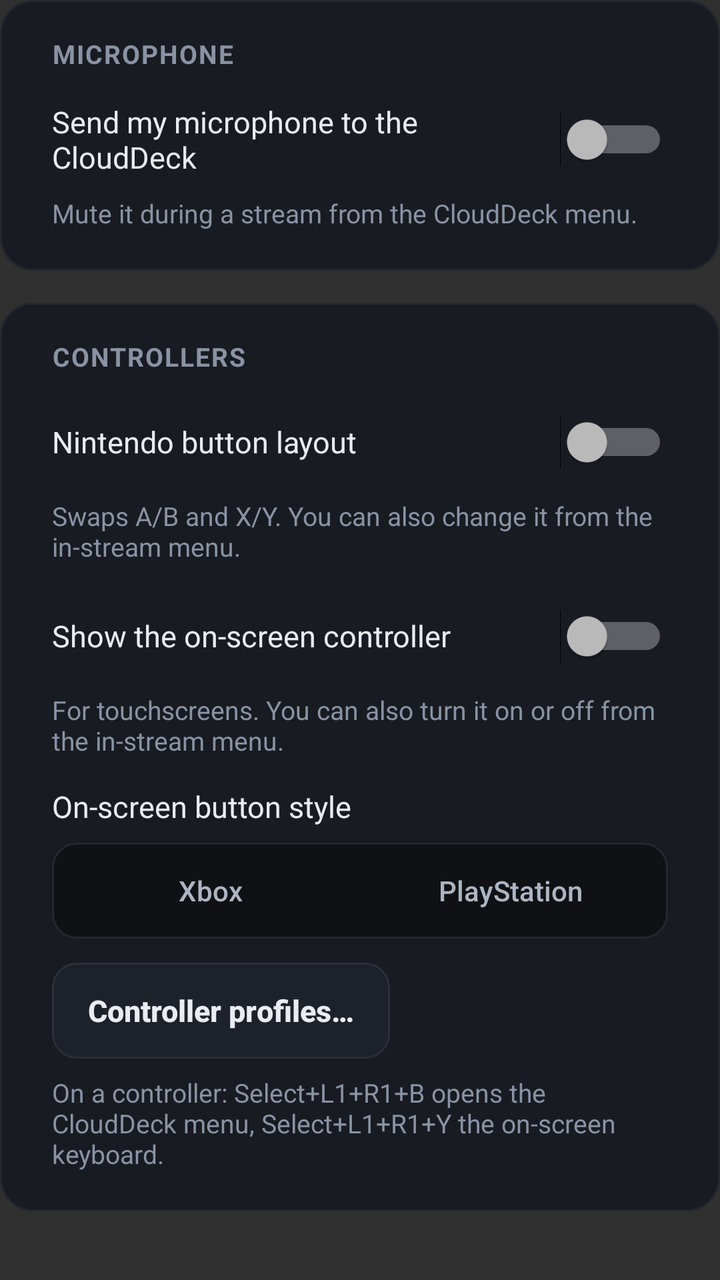
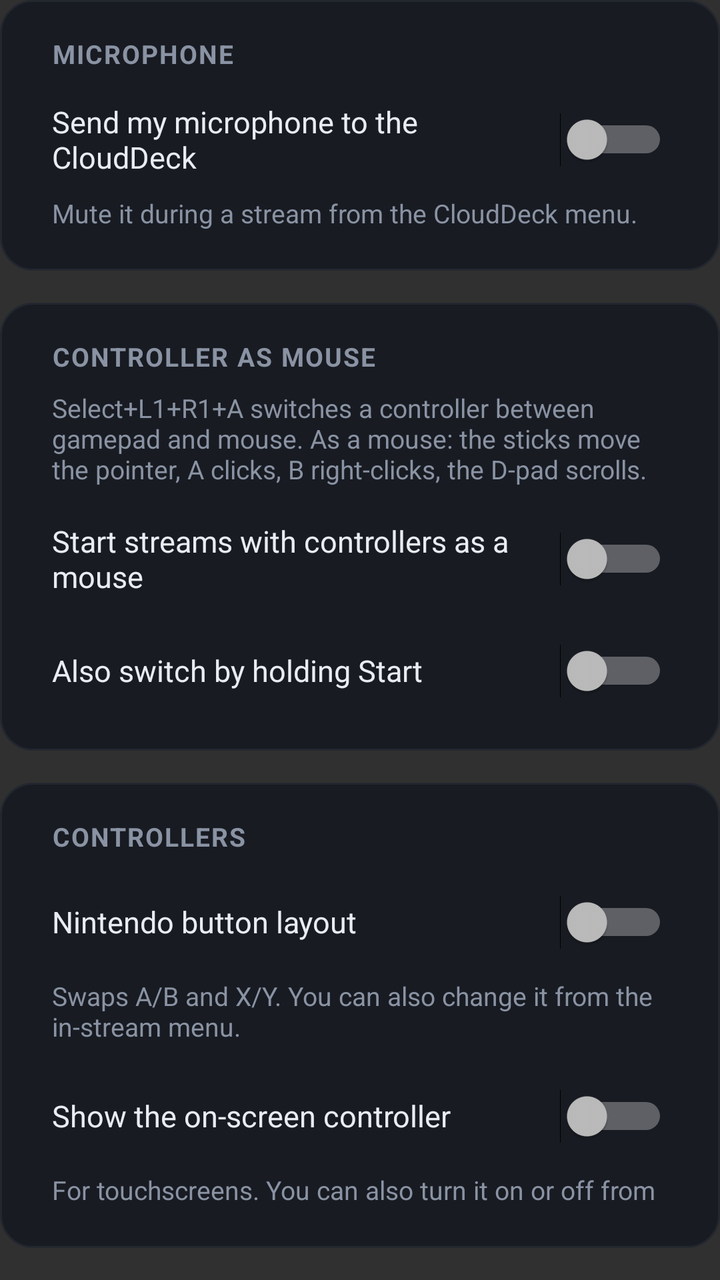

Two renders of the same Android screen: before a commit and after it. Below are the layout's source before the change and the commit's diff.
<!-- AndroidManifest.xml: application theme AppTheme -->
<!-- res/layout/cd_section_devices.xml -->
<?xml version="1.0" encoding="utf-8"?>
<LinearLayout xmlns:android="http://schemas.android.com/apk/res/android"
    android:layout_width="match_parent"
    android:layout_height="wrap_content"
    android:orientation="vertical">

    <LinearLayout style="@style/CdCard">
        <TextView style="@style/CdCardTitle" android:text="@string/cd_card_mic" />
        <Switch android:id="@+id/cd_mic" style="@style/CdSwitchRow" android:text="@string/cd_mic" />
        <TextView style="@style/CdHint" android:text="@string/cd_mic_hint" />
    </LinearLayout>

    <LinearLayout style="@style/CdCard">
        <TextView style="@style/CdCardTitle" android:text="@string/cd_card_controllers" />
        <Switch android:id="@+id/cd_nintendo" style="@style/CdSwitchRow" android:text="@string/cd_nintendo" />
        <TextView style="@style/CdHint" android:text="@string/cd_nintendo_hint" />
        <Switch android:id="@+id/cd_osc" style="@style/CdSwitchRow" android:text="@string/cd_osc_show" />
        <TextView style="@style/CdHint" android:text="@string/cd_osc_show_hint" />
        <TextView style="@style/CdBody" android:paddingTop="6dp" android:text="@string/cd_osc_style" />
        <LinearLayout
            style="@style/CdSegmentTrack"
            android:layout_marginStart="14dp"
            android:layout_marginEnd="14dp"
            android:layout_marginBottom="12dp">
            <Button android:id="@+id/cd_osc_xbox" style="@style/CdSegment" android:text="@string/cd_style_xbox" />
            <Button android:id="@+id/cd_osc_ps" style="@style/CdSegment" android:text="@string/cd_style_playstation" />
        </LinearLayout>
        <Button
            android:id="@+id/cd_controllers"
            style="@style/CdButton"
            android:layout_marginStart="14dp"
            android:layout_marginBottom="8dp"
            android:text="@string/cd_controllers_more" />
        <TextView style="@style/CdHint" android:text="@string/cd_combo_hint" />
    </LinearLayout>
</LinearLayout>
<!-- resources referenced by this layout -->
<resources>
  <string name="cd_card_controllers">Controllers</string>
  <string name="cd_card_mic">Microphone</string>
  <string name="cd_combo_hint">On a controller: Select+L1+R1+B opens the CloudDeck menu, Select+L1+R1+Y the on-screen keyboard.</string>
  <string name="cd_controllers_more">Controller profiles…</string>
  <string name="cd_mic">Send my microphone to the CloudDeck</string>
  <string name="cd_mic_hint">Mute it during a stream from the CloudDeck menu.</string>
  <string name="cd_nintendo">Nintendo button layout</string>
  <string name="cd_nintendo_hint">Swaps A/B and X/Y. You can also change it from the in-stream menu.</string>
  <string name="cd_osc_show">Show the on-screen controller</string>
  <string name="cd_osc_show_hint">For touchscreens. You can also turn it on or off from the in-stream menu.</string>
  <string name="cd_osc_style">On-screen button style</string>
  <string name="cd_style_playstation">PlayStation</string>
  <string name="cd_style_xbox">Xbox</string>
  <style name="CdBody" parent="CdHint">
          <item name="android:textColor">@color/cd_text</item>
          <item name="android:textSize">15sp</item>
      </style>
  <style name="CdCard">
          <item name="android:layout_width">match_parent</item>
          <item name="android:layout_height">wrap_content</item>
          <item name="android:layout_marginBottom">16dp</item>
          <item name="android:orientation">vertical</item>
          <item name="android:padding">12dp</item>
          <item name="android:background">@drawable/cd_bg_card</item>
      </style>
  <style name="CdHint">
          <item name="android:layout_width">match_parent</item>
          <item name="android:layout_height">wrap_content</item>
          <item name="android:paddingStart">14dp</item>
          <item name="android:paddingEnd">14dp</item>
          <item name="android:paddingBottom">8dp</item>
          <item name="android:textColor">@color/cd_muted</item>
          <item name="android:textSize">13sp</item>
      </style>
  <style name="CdSegmentTrack">
          <item name="android:layout_width">match_parent</item>
          <item name="android:layout_height">wrap_content</item>
          <item name="android:orientation">horizontal</item>
          <item name="android:padding">4dp</item>
          <item name="android:background">@drawable/cd_bg_segment_track</item>
      </style>
  <style name="AppTheme" parent="AppBaseTheme">
          
          <item name="android:windowActionBar">false</item>
          <item name="android:windowNoTitle">true</item>
      </style>
  <color name="cd_text">#e9ecf2</color>
  <!-- drawable cd_bg_card (drawable) -->
  <?xml version="1.0" encoding="utf-8"?>
  <shape xmlns:android="http://schemas.android.com/apk/res/android" android:shape="rectangle">
      <corners android:radius="16dp"/>
      <solid android:color="#181b22"/>
      <stroke android:width="1dp" android:color="#23272f"/>
  </shape>
  <color name="cd_muted">#8a93a3</color>
  <!-- drawable cd_bg_segment_track (drawable) -->
  <?xml version="1.0" encoding="utf-8"?>
  <shape xmlns:android="http://schemas.android.com/apk/res/android" android:shape="rectangle">
      <corners android:radius="12dp"/>
      <solid android:color="#0f1115"/>
      <stroke android:width="1dp" android:color="#23272f"/>
  </shape>
  <style name="AppBaseTheme" parent="android:Theme">
          
      </style>
  <!-- unchanged entries left out for length: 7 -->
</resources>

<!-- the commit's change to res/layout/cd_section_devices.xml (unified diff, before → after) -->
@@ -8,6 +8,13 @@
         <TextView style="@style/CdCardTitle" android:text="@string/cd_card_mic" />
         <Switch android:id="@+id/cd_mic" style="@style/CdSwitchRow" android:text="@string/cd_mic" />
         <TextView style="@style/CdHint" android:text="@string/cd_mic_hint" />
+    </LinearLayout>
+
+    <LinearLayout style="@style/CdCard">
+        <TextView style="@style/CdCardTitle" android:text="@string/cd_card_mouse" />
+        <TextView style="@style/CdHint" android:paddingTop="2dp" android:text="@string/cd_mouse_hint" />
+        <Switch android:id="@+id/cd_mouse_start" style="@style/CdSwitchRow" android:text="@string/cd_mouse_at_start" />
+        <Switch android:id="@+id/cd_mouse_hold" style="@style/CdSwitchRow" android:text="@string/cd_mouse_hold_start" />
     </LinearLayout>
 
     <LinearLayout style="@style/CdCard">
<!-- resource entries referenced after the edit -->
@@ -2,10 +2,14 @@
 <resources>
   <string name="cd_card_controllers">Controllers</string>
   <string name="cd_card_mic">Microphone</string>
+  <string name="cd_card_mouse">Controller as mouse</string>
   <string name="cd_combo_hint">On a controller: Select+L1+R1+B opens the CloudDeck menu, Select+L1+R1+Y the on-screen keyboard.</string>
   <string name="cd_controllers_more">Controller profiles…</string>
   <string name="cd_mic">Send my microphone to the CloudDeck</string>
   <string name="cd_mic_hint">Mute it during a stream from the CloudDeck menu.</string>
+  <string name="cd_mouse_at_start">Start streams with controllers as a mouse</string>
+  <string name="cd_mouse_hint">Select+L1+R1+A switches a controller between gamepad and mouse. As a mouse: the sticks move the pointer, A clicks, B right-clicks, the D-pad scrolls.</string>
+  <string name="cd_mouse_hold_start">Also switch by holding Start</string>
   <string name="cd_nintendo">Nintendo button layout</string>
   <string name="cd_nintendo_hint">Swaps A/B and X/Y. You can also change it from the in-stream menu.</string>
   <string name="cd_osc_show">Show the on-screen controller</string>
